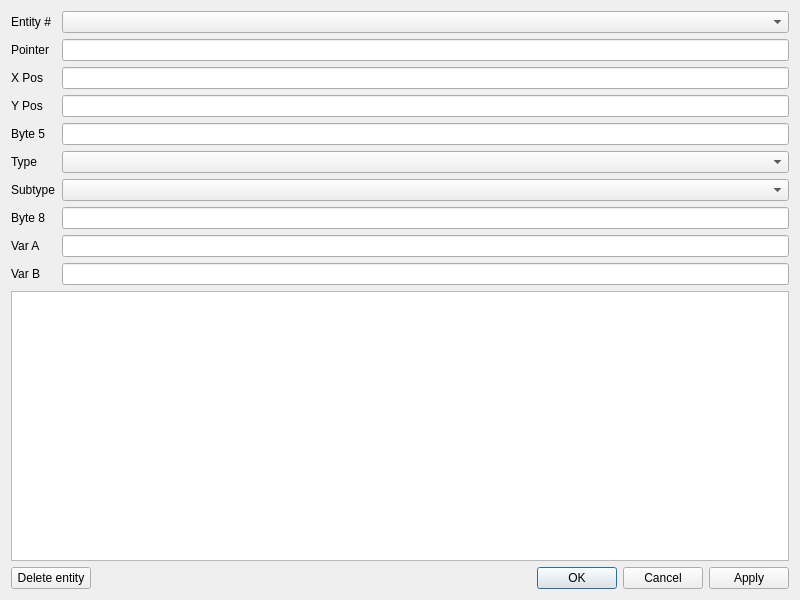
LagoLunatic/DSVEdit, file dsvedit/entity_editor.ui: the form before one commit.
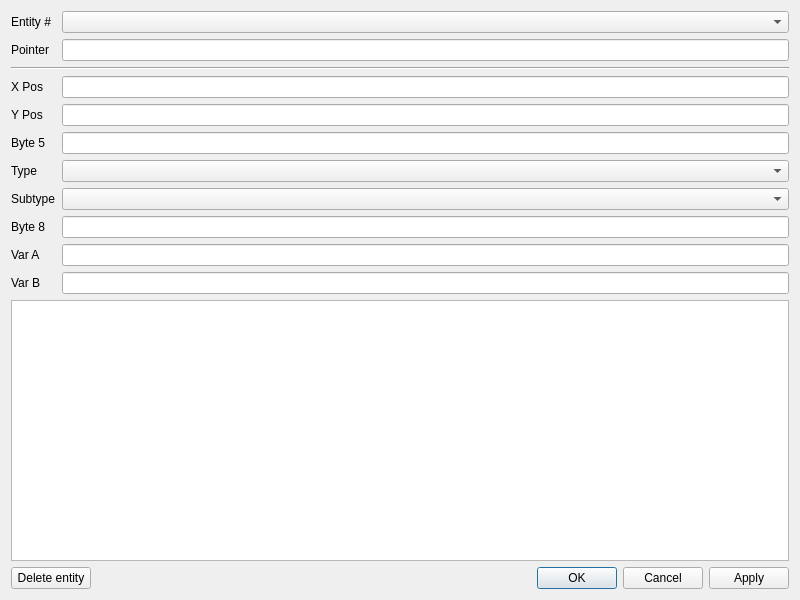
The form after the commit.

What changed in the file:
```diff
--- a/dsvedit/entity_editor.ui
+++ b/dsvedit/entity_editor.ui
@@ -15,109 +15,113 @@
   </property>
   <layout class="QVBoxLayout" name="verticalLayout">
    <item>
-    <layout class="QFormLayout" name="formLayout">
-     <property name="fieldGrowthPolicy">
-      <enum>QFormLayout::AllNonFixedFieldsGrow</enum>
-     </property>
-     <item row="0" column="0">
-      <widget class="QLabel" name="label_10">
+    <layout class="QGridLayout" name="gridLayout">
+     <item row="10" column="0">
+      <widget class="QLabel" name="label_6">
        <property name="text">
-        <string>Entity #</string>
+        <string>Var B</string>
        </property>
       </widget>
      </item>
+     <item row="10" column="1">
+      <widget class="QLineEdit" name="var_b"/>
+     </item>
+     <item row="3" column="1">
+      <widget class="QLineEdit" name="x_pos"/>
+     </item>
+     <item row="7" column="1">
+      <widget class="QComboBox" name="subtype"/>
+     </item>
      <item row="0" column="1">
       <widget class="QComboBox" name="entity_index"/>
      </item>
-     <item row="1" column="0">
-      <widget class="QLabel" name="label_9">
-       <property name="text">
-        <string>Pointer</string>
-       </property>
-      </widget>
+     <item row="1" column="1">
+      <widget class="QLineEdit" name="pointer"/>
      </item>
-     <item row="2" column="0">
-      <widget class="QLabel" name="label_7">
-       <property name="text">
-        <string>X Pos</string>
-       </property>
-      </widget>
-     </item>
-     <item row="2" column="1">
-      <widget class="QLineEdit" name="x_pos"/>
-     </item>
-     <item row="3" column="0">
-      <widget class="QLabel" name="label_8">
-       <property name="text">
-        <string>Y Pos</string>
-       </property>
-      </widget>
-     </item>
-     <item row="3" column="1">
-      <widget class="QLineEdit" name="y_pos"/>
-     </item>
-     <item row="4" column="0">
+     <item row="5" column="0">
       <widget class="QLabel" name="label">
        <property name="text">
         <string>Byte 5</string>
        </property>
       </widget>
      </item>
+     <item row="0" column="0">
+      <widget class="QLabel" name="label_10">
+       <property name="text">
+        <string>Entity #</string>
+       </property>
+      </widget>
+     </item>
      <item row="4" column="1">
-      <widget class="QLineEdit" name="byte_5"/>
-     </item>
-     <item row="5" column="0">
-      <widget class="QLabel" name="label_2">
-       <property name="text">
-        <string>Type</string>
-       </property>
-      </widget>
+      <widget class="QLineEdit" name="y_pos"/>
      </item>
      <item row="5" column="1">
+      <widget class="QLineEdit" name="byte_5"/>
+     </item>
+     <item row="6" column="1">
       <widget class="QComboBox" name="type"/>
      </item>
      <item row="6" column="0">
+      <widget class="QLabel" name="label_2">
+       <property name="text">
+        <string>Type</string>
+       </property>
+      </widget>
+     </item>
+     <item row="7" column="0">
       <widget class="QLabel" name="label_3">
        <property name="text">
         <string>Subtype</string>
        </property>
       </widget>
      </item>
-     <item row="6" column="1">
-      <widget class="QComboBox" name="subtype"/>
-     </item>
-     <item row="7" column="0">
-      <widget class="QLabel" name="label_4">
+     <item row="4" column="0">
+      <widget class="QLabel" name="label_8">
        <property name="text">
-        <string>Byte 8</string>
+        <string>Y Pos</string>
        </property>
       </widget>
      </item>
-     <item row="7" column="1">
+     <item row="8" column="1">
       <widget class="QLineEdit" name="byte_8"/>
      </item>
-     <item row="8" column="0">
+     <item row="9" column="0">
       <widget class="QLabel" name="label_5">
        <property name="text">
         <string>Var A</string>
        </property>
       </widget>
      </item>
-     <item row="8" column="1">
-      <widget class="QLineEdit" name="var_a"/>
+     <item row="1" column="0">
+      <widget class="QLabel" name="label_9">
+       <property name="text">
+        <string>Pointer</string>
+       </property>
+      </widget>
      </item>
-     <item row="9" column="0">
-      <widget class="QLabel" name="label_6">
+     <item row="3" column="0">
+      <widget class="QLabel" name="label_7">
        <property name="text">
-        <string>Var B</string>
+        <string>X Pos</string>
        </property>
       </widget>
      </item>
      <item row="9" column="1">
-      <widget class="QLineEdit" name="var_b"/>
+      <widget class="QLineEdit" name="var_a"/>
      </item>
-     <item row="1" column="1">
-      <widget class="QLineEdit" name="pointer"/>
+     <item row="8" column="0">
+      <widget class="QLabel" name="label_4">
+       <property name="text">
+        <string>Byte 8</string>
+       </property>
+      </widget>
+     </item>
+     <item row="2" column="0" colspan="2">
+      <widget class="Line" name="line">
+       <property name="orientation">
+        <enum>Qt::Horizontal</enum>
+       </property>
+      </widget>
      </item>
     </layout>
    </item>
```
Left out of the diff: 2 changed lines with no effect on the pictures.
